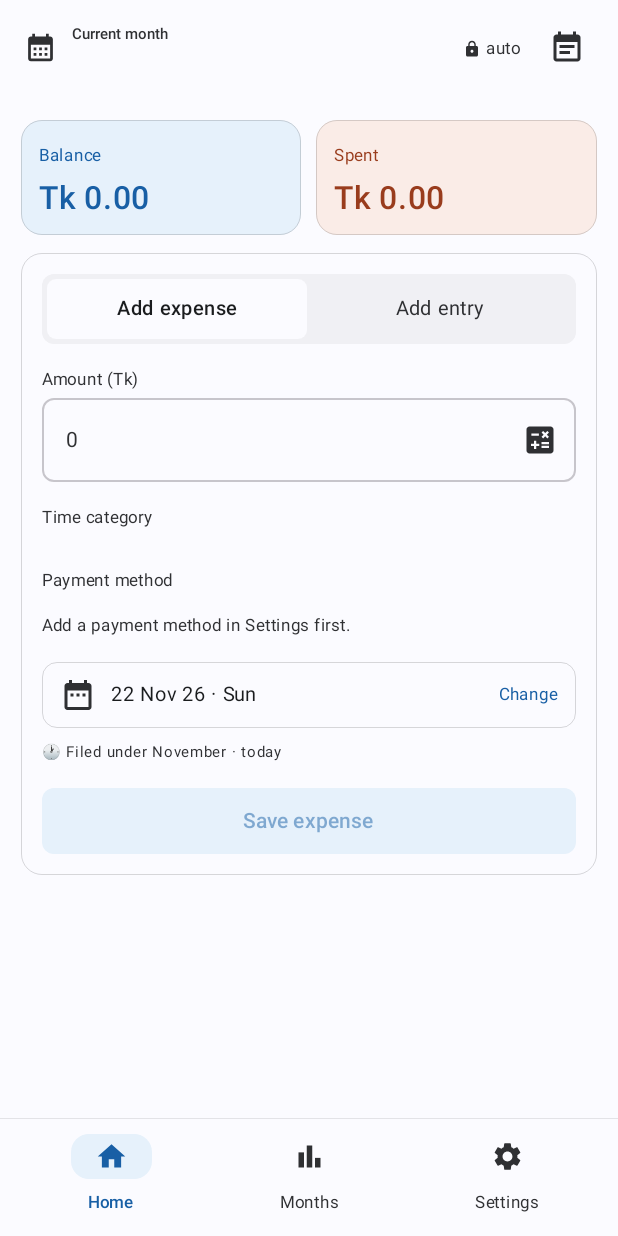
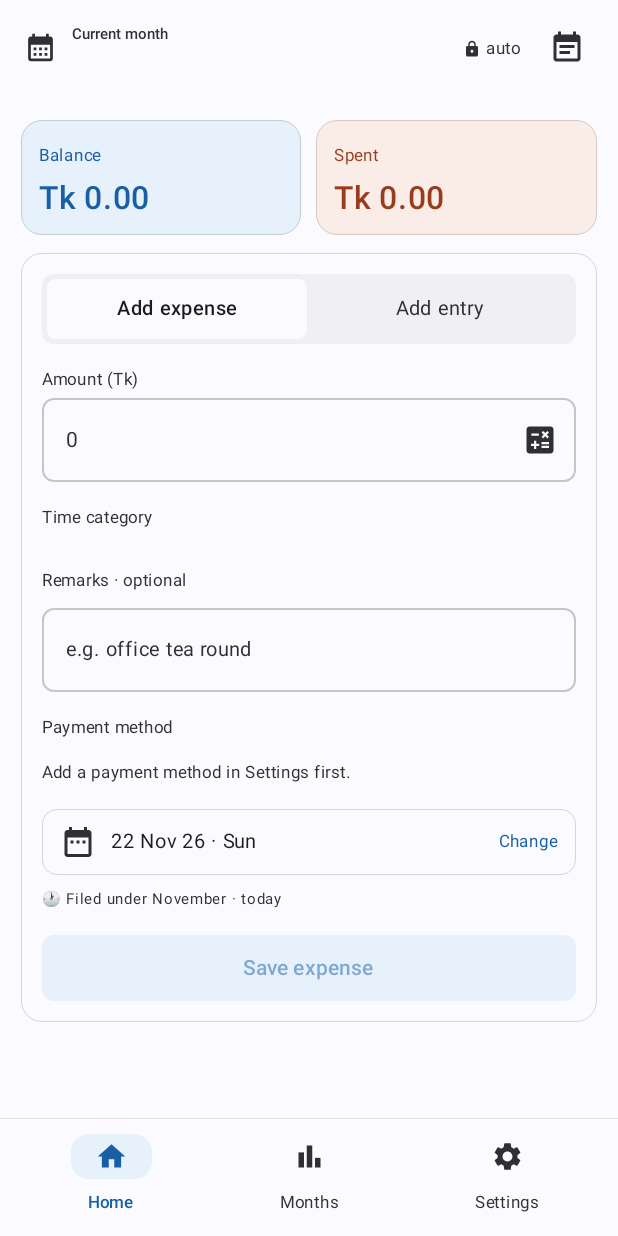
Before and after one commit to Arittra101/ChaFund, an Android app built with Jetpack Compose: the Home screen opened through its navigation route, on a phone screen of 412 x 824 dp. Run offline under Robolectric (Android 15) with nearby library versions, the phone set to English and light mode, and no system bars.

Commit message:
Add optional remarks field for expenses in HomeScreen; update remarks label and placeholder in DayDetailScreen

```diff
--- a/app/src/main/java/com/example/chafund/feature/fund/presentation/home/HomeScreen.kt
+++ b/app/src/main/java/com/example/chafund/feature/fund/presentation/home/HomeScreen.kt
@@ -25,6 +25,8 @@ import androidx.compose.material3.ExperimentalMaterial3Api
 import androidx.compose.material3.Icon
 import androidx.compose.material3.IconButton
 import androidx.compose.material3.MaterialTheme
+import androidx.compose.material3.OutlinedTextField
+import androidx.compose.material3.OutlinedTextFieldDefaults
 import androidx.compose.material3.Scaffold
 import androidx.compose.material3.SnackbarHost
 import androidx.compose.material3.SnackbarHostState
@@ -253,6 +255,10 @@ private fun AddCard(
                     error = state.categoryError,
                     onSelect = { onEvent(HomeUiEvent.OnCategorySelect(it)) },
                 )
+                RemarksField(
+                    value = state.remarksInput,
+                    onValueChange = { onEvent(HomeUiEvent.OnRemarksChange(it)) },
+                )
             }
 
             // Payment method — required for entries and expenses alike
@@ -344,6 +350,32 @@ private fun CategorySection(
         if (error != null) {
             Text(text = error, color = MaterialTheme.colorScheme.error, fontSize = 11.sp)
         }
+    }
+}
+
+/** Optional free-text note saved with an expense; shown on the expense rows in history. */
+@Composable
+private fun RemarksField(
+    value: String,
+    onValueChange: (String) -> Unit,
+) {
+    Column(verticalArrangement = Arrangement.spacedBy(6.dp)) {
+        Text(
+            text = "Remarks · optional",
+            fontSize = 11.sp,
+            color = MaterialTheme.colorScheme.onSurfaceVariant,
+        )
+        OutlinedTextField(
+            value = value,
+            onValueChange = { if (it.length <= 80) onValueChange(it) },
+            modifier = Modifier.fillMaxWidth(),
+            placeholder = { Text("e.g. office tea round", fontSize = 13.sp) },
+            singleLine = true,
+            shape = RoundedCornerShape(8.dp),
+            colors = OutlinedTextFieldDefaults.colors(
+                unfocusedBorderColor = MaterialTheme.colorScheme.outline.copy(alpha = 0.4f),
+            ),
+        )
     }
 }
 
--- a/app/src/main/java/com/example/chafund/feature/fund/presentation/home/HomeUiEvent.kt
+++ b/app/src/main/java/com/example/chafund/feature/fund/presentation/home/HomeUiEvent.kt
@@ -6,6 +6,7 @@ sealed interface HomeUiEvent {
     data class OnNameQueryChange(val value: String) : HomeUiEvent
     data class OnPersonSelect(val id: Long) : HomeUiEvent
     data object OnPersonClear : HomeUiEvent
+    data class OnRemarksChange(val value: String) : HomeUiEvent
     data class OnCategorySelect(val id: Long) : HomeUiEvent
     data class OnPaymentMethodSelect(val id: Long) : HomeUiEvent
     data class OnDateSelected(val epochDay: Long) : HomeUiEvent
--- a/app/src/main/java/com/example/chafund/feature/fund/presentation/home/HomeUiState.kt
+++ b/app/src/main/java/com/example/chafund/feature/fund/presentation/home/HomeUiState.kt
@@ -25,6 +25,9 @@ data class HomeUiState(
     val selectedPersonLabel: String = "",
     val nameError: String? = null,
 
+    // Expense — optional free-text remarks stored as the record's ref
+    val remarksInput: String = "",
+
     // Expense — time category
     val categories: List<TimeCategory> = emptyList(),
     val selectedCategoryId: Long? = null,
--- a/app/src/main/java/com/example/chafund/feature/fund/presentation/home/HomeViewModel.kt
+++ b/app/src/main/java/com/example/chafund/feature/fund/presentation/home/HomeViewModel.kt
@@ -81,6 +81,8 @@ class HomeViewModel(
             is HomeUiEvent.OnPersonSelect -> onPersonSelect(event.id)
             HomeUiEvent.OnPersonClear -> onPersonClear()
 
+            is HomeUiEvent.OnRemarksChange -> _uiState.update { it.copy(remarksInput = event.value) }
+
             is HomeUiEvent.OnCategorySelect -> _uiState.update {
                 it.copy(
                     selectedCategoryId = event.id, categoryError = null,
@@ -108,6 +110,7 @@ class HomeViewModel(
                 amountError = null,
                 nameError = null,
                 categoryError = null,
+                remarksInput = if (mode == AddMode.EXPENSE) state.remarksInput else "",
                 selectedCategoryId = if (mode == AddMode.EXPENSE) firstCatId else null,
             )
             updated.copy(saveEnabled = isSaveEnabled(updated))
@@ -215,7 +218,7 @@ class HomeViewModel(
                     amount,
                     state.selectedCategoryId!!,
                     state.selectedPaymentMethodId,
-                    null,
+                    state.remarksInput.trim().ifBlank { null },
                     state.selectedDateEpochDay,
                 )
             }
@@ -230,6 +233,7 @@ class HomeViewModel(
                             isSaving = false,
                             amountInput = "",
                             amountError = null,
+                            remarksInput = "",
                             nameQuery = "",
                             nameSuggestions = emptyList(),
                             selectedPersonId = null,
--- a/app/src/main/java/com/example/chafund/feature/history/presentation/daydetail/DayDetailScreen.kt
+++ b/app/src/main/java/com/example/chafund/feature/history/presentation/daydetail/DayDetailScreen.kt
@@ -346,12 +346,12 @@ private fun EditSheet(state: DayDetailUiState, onEvent: (DayDetailEvent) -> Unit
             )
         } else {
             Column(verticalArrangement = Arrangement.spacedBy(4.dp)) {
-                Text("Ref note · optional", fontSize = 11.sp, color = MaterialTheme.colorScheme.onSurfaceVariant)
+                Text("Remarks · optional", fontSize = 11.sp, color = MaterialTheme.colorScheme.onSurfaceVariant)
                 OutlinedTextField(
                     value         = state.editRefInput,
                     onValueChange = { if (it.length <= 80) onEvent(DayDetailEvent.OnEditRefChange(it)) },
                     modifier      = Modifier.fillMaxWidth(),
-                    placeholder   = { Text("e.g. office collection", fontSize = 13.sp) },
+                    placeholder   = { Text("e.g. office tea round", fontSize = 13.sp) },
                     singleLine    = true,
                     shape         = RoundedCornerShape(8.dp),
                     colors        = OutlinedTextFieldDefaults.colors(
```
